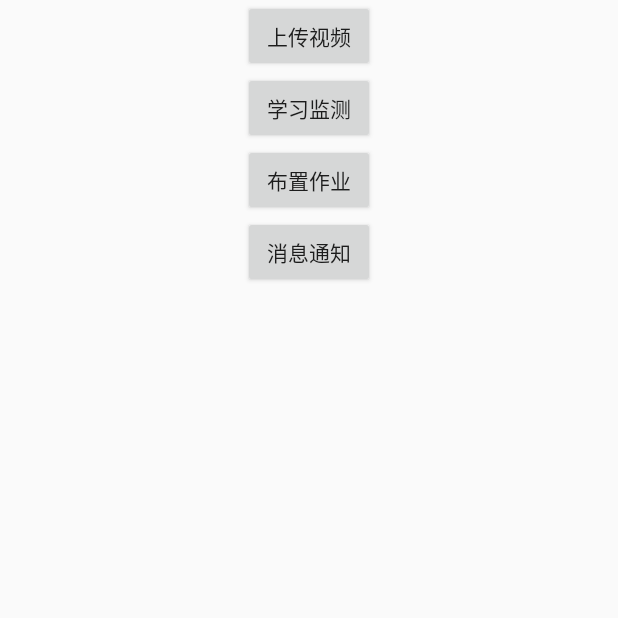
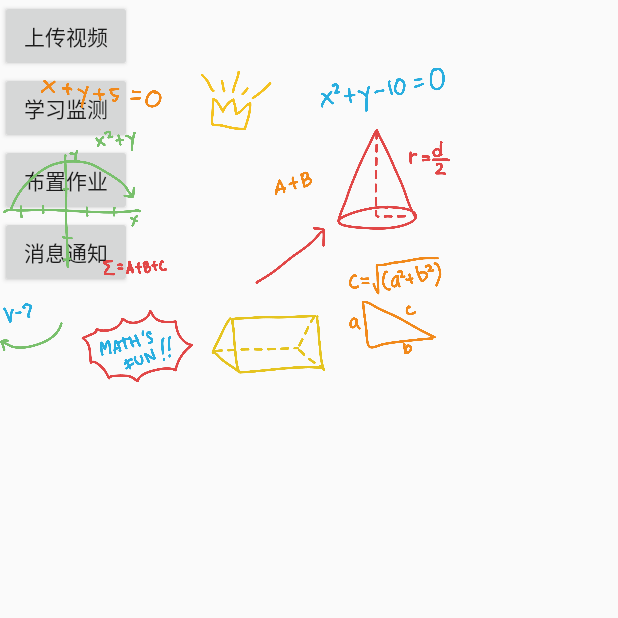
Before and after one commit to Diredre/parents, an Android app: the MainActivity screen opened directly, with no data from a screen before it, on a phone screen of 412 x 824 dp, the top half of it. Run offline under Robolectric (Android 15) with nearby library versions, the phone set to English and light mode, and no system bars; pictures from the network do not load.

Commit message:
优化界面+结构

```diff
--- a/app/src/main/AndroidManifest.xml
+++ b/app/src/main/AndroidManifest.xml
@@ -20,6 +20,7 @@
         android:roundIcon="@mipmap/ic_launcher_round"
         android:supportsRtl="true"
         android:theme="@style/Theme.Parents">
+        <activity android:name=".Homework.RecordActivity"></activity>
         <activity android:name=".Login.LoginActivity">
             <intent-filter>
                 <action android:name="android.intent.action.MAIN" />
@@ -31,7 +32,7 @@
         <activity android:name=".Homework.HomeworkActivity" />
         <activity android:name=".Watch.WatchActivity" />
         <activity android:name=".Upload.UploadActivity" />
-        <activity android:name=".MainActivity"></activity>
+        <activity android:name=".MainActivity" />
     </application>
 
 </manifest>
--- a/app/src/main/java/com/example/parents/Homework/HomeworkAdapter.java
+++ b/app/src/main/java/com/example/parents/Homework/HomeworkAdapter.java
@@ -75,12 +75,15 @@ public class HomeworkAdapter extends RecyclerView.Adapter<HomeworkAdapter.ViewHo
         holder.et.setText(homework.getCon());
 
         Glide.with(context)
-                .load("https://z3.ax1x.com/2021/10/30/5xnjr8.png")
+                .load("https://z3.ax1x.com/2021/10/31/IS4QUI.png")
                 .into(holder.iv_cal);
         holder.iv_cal.setOnClickListener(new View.OnClickListener() {
             @Override
             public void onClick(View v) {
                 showTimePickerDialog(context,  4, holder.timetv, calendar);
+                Glide.with(context)
+                        .load("https://z3.ax1x.com/2021/10/30/5xnjr8.png")
+                        .into(holder.iv_cal);
             }
         });
 
--- a/app/src/main/res/layout/activity_main.xml
+++ b/app/src/main/res/layout/activity_main.xml
@@ -1,12 +1,20 @@
 <?xml version="1.0" encoding="utf-8"?>
-<RelativeLayout
+<androidx.drawerlayout.widget.DrawerLayout
     xmlns:android="http://schemas.android.com/apk/res/android"
     xmlns:app="http://schemas.android.com/apk/res-auto"
     xmlns:tools="http://schemas.android.com/tools"
+    tools:context=".MainActivity"
     android:layout_width="match_parent"
     android:layout_height="match_parent"
-    android:fitsSystemWindows="true"
-    tools:context=".MainActivity">
+    android:orientation="vertical"
+    tools:openDrawer="start">
+
+    <LinearLayout
+        android:layout_width="match_parent"
+        android:layout_height="match_parent"
+        android:weightSum="1"
+        android:orientation="vertical"
+        android:fitsSystemWindows="true">
 
         <Button
             android:id="@+id/main_btn_toupload"
@@ -14,7 +22,6 @@
             android:layout_height="wrap_content"
             android:layout_centerHorizontal="true"
             android:text="上传视频" />
-
         <Button
             android:id="@+id/main_btn_towatch"
             android:layout_width="wrap_content"
@@ -22,7 +29,6 @@
             android:layout_below="@+id/main_btn_toupload"
             android:layout_centerHorizontal="true"
             android:text="学习监测"/>
-
         <Button
             android:id="@+id/main_btn_tohomework"
             android:layout_width="wrap_content"
@@ -30,7 +36,6 @@
             android:layout_below="@+id/main_btn_towatch"
             android:layout_centerHorizontal="true"
             android:text="布置作业"/>
-
         <Button
             android:id="@+id/main_btn_tomessage"
             android:layout_width="wrap_content"
@@ -38,5 +43,15 @@
             android:layout_below="@+id/main_btn_tohomework"
             android:layout_centerHorizontal="true"
             android:text="消息通知"/>
+    </LinearLayout>
 
-</RelativeLayout>
+    <LinearLayout
+        android:layout_width="match_parent"
+        android:layout_height="match_parent"
+        android:weightSum="1">
+        <ImageView
+            android:layout_width="300dp"
+            android:layout_height="300dp"
+            android:src="@mipmap/img1"/>
+    </LinearLayout>
+</androidx.drawerlayout.widget.DrawerLayout>
--- a/app/src/main/res/layout/item_puthw.xml
+++ b/app/src/main/res/layout/item_puthw.xml
@@ -32,6 +32,7 @@
             android:id="@+id/item_puthw_iv_ach"
             android:layout_width="30dp"
             android:layout_height="30dp"
+            android:layout_marginLeft="10dp"
             android:src="@mipmap/cansel"/>
 
     </LinearLayout>
```
Also changed, not shown: app/build.gradle (+5 -2 lines), app/src/main/java/com/example/parents/Homework/HomeworkActivity.java (+8 -3 lines), app/src/main/java/com/example/parents/Homework/RecordActivity.java (added, +17 -0 lines), app/src/main/res/layout/activity_login.xml (+10 -1 lines), app/src/main/res/layout/activity_record.xml (added, +9 -0 lines), app/src/main/res/layout/layout_input.xml (+4 -4 lines), app/src/main/res/mipmap-xhdpi/back2.jpg (added), app/src/main/res/mipmap-xhdpi/back3.jpg (added), app/src/main/res/mipmap-xhdpi/back5.jpg (added), app/src/main/res/mipmap-xhdpi/img1.png (added), app/src/main/res/mipmap-xhdpi/img2.png (added), app/src/main/res/mipmap-xhdpi/img3.png (added), app/src/main/res/mipmap-xhdpi/img4.png (added), 2 other files. Lines whose indentation alone changed are shown as unchanged.
